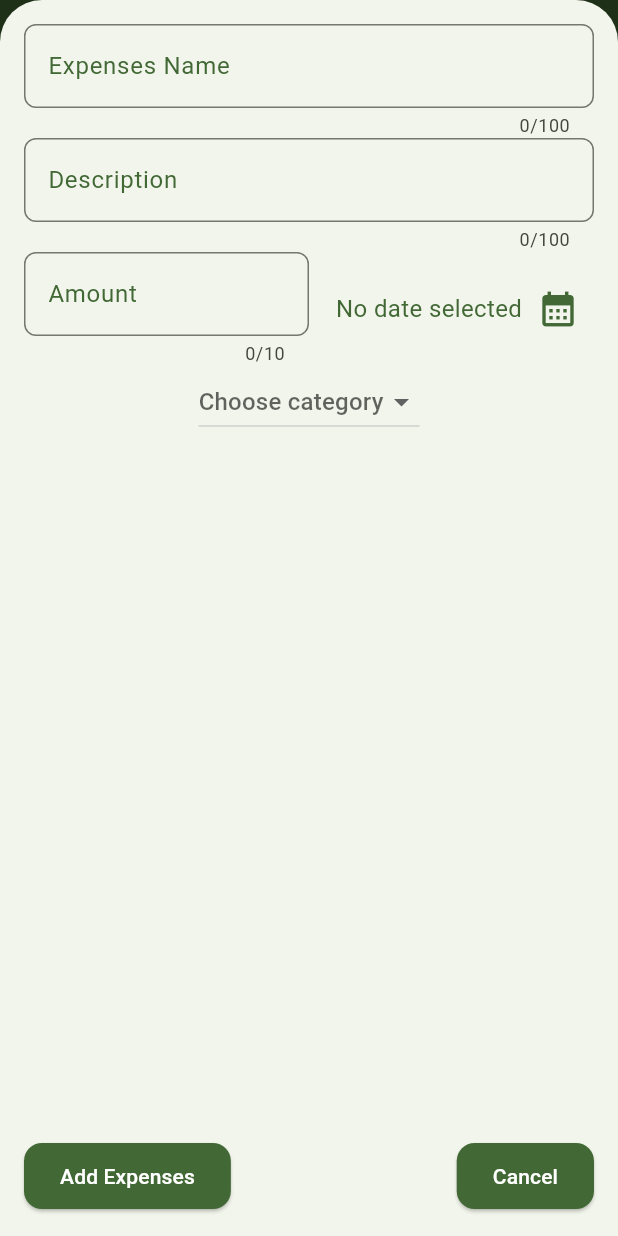
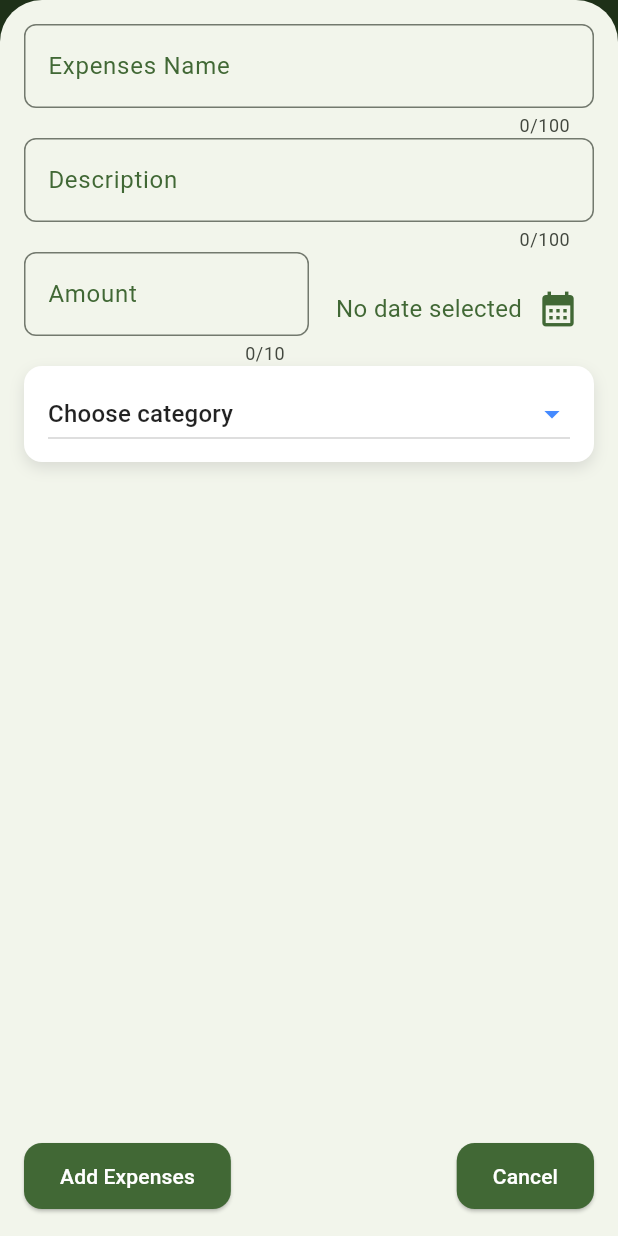
Before and after one commit to Zedestar/flutter_expenses_tracker, a Flutter app: the screen it shows after launch, after a tap on the "add" icon, on a phone screen of 412 x 824 dp. Run offline on Flutter 3.47's test engine with Material 3 defaults, Android fonts, the phone set to English and light mode, and no system bars; drawn by our look-alikes of fl_chart; our stand-ins replace drift; accounts and stored records are empty; generated files the repository leaves out were written again.

```diff
--- a/lib/components/dropdown_category.dart
+++ b/lib/components/dropdown_category.dart
@@ -23,11 +23,31 @@ class TheDropdownCategory extends StatefulWidget {
 class _TheDropdownCategoryState extends State<TheDropdownCategory> {
   @override
   Widget build(BuildContext context) {
-    return DropdownButton(
+    return Container(
+      padding: const EdgeInsets.symmetric(horizontal: 16, vertical: 8),
+      decoration: BoxDecoration(
+        color: Colors.white,
+        borderRadius: BorderRadius.circular(12),
+        boxShadow: [
+          BoxShadow(
+            color: Colors.grey.withOpacity(0.3),
+            blurRadius: 8,
+            offset: const Offset(0, 4),
+          ),
+        ],
+      ),
+      child: DropdownButton(
+        icon: const Icon(Icons.arrow_drop_down, color: Colors.blueAccent),
+        isExpanded: true,
+        borderRadius: BorderRadius.circular(10),
         hint: Text(
           widget.categorySelected == null
               ? "Choose category"
               : widget.categorySelected!.toUpperCase(),
+          style: const TextStyle(
+            color: Colors.black87,
+            fontSize: 16,
+          ),
         ),
         items: widget.categories
             .map(
@@ -40,9 +60,9 @@ class _TheDropdownCategoryState extends State<TheDropdownCategory> {
             )
             .toList(),
         onChanged: (element) {
-        print(element);
           widget.theFunctionToSetCategory(element!);
         },
+      ),
     );
   }
 }
--- a/lib/components/expenses_list_builder.dart
+++ b/lib/components/expenses_list_builder.dart
@@ -1,6 +1,7 @@
 import 'package:expenses_tracker/components/expense_item.dart';
 import 'package:expenses_tracker/data/local/db/app_db.dart';
 import 'package:expenses_tracker/model/expense.dart';
+import 'package:expenses_tracker/provider/database_provider.dart';
 import 'package:expenses_tracker/provider/expenses_list_provider.dart';
 import 'package:flutter/material.dart';
 import 'package:provider/provider.dart';
@@ -16,12 +17,12 @@ class ExpensesList extends StatefulWidget {
 }
 
 class _ExpensesListState extends State<ExpensesList> {
-  late AppDb _db;
+  // late AppDb _db;
 
   @override
   void initState() {
     super.initState();
-    _db = AppDb();
+    // _db = AppDb();
   }
 
   @override
@@ -30,6 +31,8 @@ class _ExpensesListState extends State<ExpensesList> {
       context,
       listen: true,
     );
+    final db = Provider.of<AppDatabaseProvider>(context, listen: false).db;
+
     return Column(
       children: [
         Text(
@@ -135,8 +138,8 @@ class _ExpensesListState extends State<ExpensesList> {
           ),
         ),
         Expanded(
-          child: FutureBuilder<List<ExpensesTableData>>(
-              future: _db.getAllExpenses(),
+          child: StreamBuilder<List<ExpensesTableData>>(
+              stream: db.getAllExpenses(),
               builder: (context, snapshot) {
                 if (snapshot.connectionState == ConnectionState.waiting) {
                   return Center(
--- a/lib/components/inputing_expense_widget.dart
+++ b/lib/components/inputing_expense_widget.dart
@@ -1,11 +1,12 @@
 import 'package:expenses_tracker/components/alert_dialogy.dart';
 import 'package:expenses_tracker/components/customize_date_widget.dart';
 import 'package:expenses_tracker/data/local/db/app_db.dart';
-import 'package:expenses_tracker/model/expense.dart';
+// import 'package:expenses_tracker/model/expense.dart';
 import 'package:expenses_tracker/provider/expenses_list_provider.dart';
 import 'package:flutter/material.dart';
 import 'package:provider/provider.dart';
 import 'package:drift/drift.dart' as drift;
+import '../provider/database_provider.dart';
 import 'customized_text_input_field.dart';
 import 'dropdown_category.dart';
 
@@ -18,22 +19,23 @@ class AddingExpenses extends StatefulWidget {
 }
 
 class _AddingExpensesState extends State<AddingExpenses> {
-  late AppDb _db;
+  // late AppDb _db;
   final _titleController = TextEditingController();
   final _amountController = TextEditingController();
   final _descriptionController = TextEditingController();
   DateTime? theDatePicked;
   String? _categorySelected;
+  // final db = Provider.of<AppDatabaseProvider>(context, listen: false).db;
 
   @override
   void initState() {
     super.initState();
-    _db = AppDb();
+    // _db = AppDb();
   }
 
   @override
   void dispose() {
-    _db.close();
+    // _db.close();
     _titleController.dispose();
     _amountController.dispose();
     _descriptionController.dispose();
@@ -88,7 +90,10 @@ class _AddingExpensesState extends State<AddingExpenses> {
     );
 
     // Adding the new expense to the database
-    _db.insertingNewExpense(newExpense).then((value) {
+    Provider.of<AppDatabaseProvider>(context, listen: false)
+        .db
+        .insertingNewExpense(newExpense)
+        .then((value) {
       ScaffoldMessenger.of(context).showMaterialBanner(
         MaterialBanner(
           content: Text("The new expense is added: $value"),
--- a/lib/components/themed_contaier.dart
+++ b/lib/components/themed_contaier.dart
@@ -10,7 +10,7 @@ class ThemedContainer extends StatelessWidget {
   @override
   Widget build(BuildContext context) {
     return Container(
-      height: 300,
+      height: 350,
       margin: EdgeInsets.all(20),
       padding: EdgeInsets.all(16),
       decoration: BoxDecoration(
--- a/lib/data/local/db/app_db.dart
+++ b/lib/data/local/db/app_db.dart
@@ -24,8 +24,15 @@ class AppDb extends _$AppDb {
   int get schemaVersion => 1;
 
   // The method for listing all the expenses present in the database
-  Future<List<ExpensesTableData>> getAllExpenses() async {
-    return await select(expensesTable).get();
+  // Future<List<ExpensesTableData>> getAllExpenses() async {
+  //   return await select(expensesTable).get();
+  // }
+
+  // Modified version with the stream builder
+  Stream<List<ExpensesTableData>> getAllExpenses() {
+    return (select(expensesTable)
+          ..orderBy([(tbl) => OrderingTerm.desc(tbl.expensesDate)]))
+        .watch();
   }
 
   // The method for getting a single expense by its ID
--- a/lib/main.dart
+++ b/lib/main.dart
@@ -7,12 +7,15 @@ import 'package:provider/provider.dart';
 import 'package:expenses_tracker/theme/light_theme.dart';
 import 'package:expenses_tracker/routes/route_generator.dart';
 
+import 'provider/database_provider.dart';
+
 main() {
   runApp(
     MultiProvider(
       providers: [
         ChangeNotifierProvider(create: (context) => ExpensesListProvider()),
         ChangeNotifierProvider(create: (context) => AppThemeProvider()),
+        ChangeNotifierProvider(create: (context) => AppDatabaseProvider()),
       ],
       child: MyApp(),
     ),
--- /dev/null
+++ b/lib/provider/database_provider.dart
@@ -0,0 +1,17 @@
+import 'package:expenses_tracker/data/local/db/app_db.dart';
+import 'package:flutter/material.dart';
+
+class AppDatabaseProvider with ChangeNotifier {
+  AppDatabaseProvider() {
+    _db = AppDb();
+  }
+  late final AppDb _db;
+
+  AppDb get db => _db;
+
+  @override
+  void dispose() {
+    _db.close();
+    super.dispose();
+  }
+}
```
Also changed, not shown: lib/functions/customized_styled_row_for_showing_item.dart (added, +39 -0 lines), lib/pages/view_expenses_page.dart (+129 -59 lines). Lines whose indentation alone changed are shown as unchanged.
